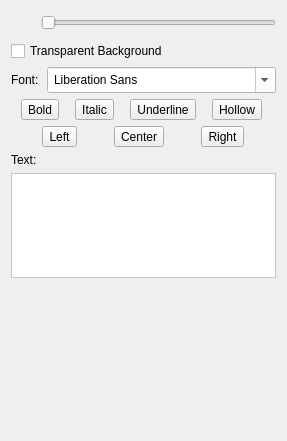
Above: src/jisidebarwidget.ui from mirko796/joviva before the change. Below: the same form after it.
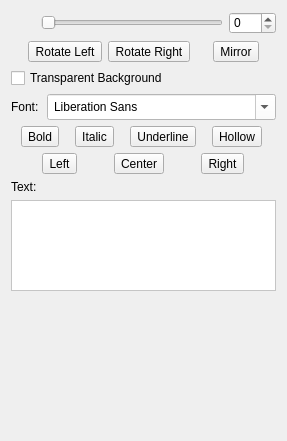
That is the form after the change. Icons and pictures are not drawn.

Commit message: - added mirror and few other things

Patch:
```diff
--- a/src/jisidebarwidget.ui
+++ b/src/jisidebarwidget.ui
@@ -69,12 +69,107 @@
         </sizepolicy>
        </property>
        <property name="maximum">
-        <number>360</number>
+        <number>359</number>
        </property>
        <property name="orientation">
         <enum>Qt::Horizontal</enum>
        </property>
       </widget>
+     </item>
+     <item>
+      <widget class="QSpinBox" name="sb_rotation">
+       <property name="maximum">
+        <number>359</number>
+       </property>
+      </widget>
+     </item>
+    </layout>
+   </item>
+   <item>
+    <layout class="QHBoxLayout" name="horizontalLayout">
+     <property name="topMargin">
+      <number>0</number>
+     </property>
+     <item>
+      <spacer name="horizontalSpacer">
+       <property name="orientation">
+        <enum>Qt::Horizontal</enum>
+       </property>
+       <property name="sizeHint" stdset="0">
+        <size>
+         <width>40</width>
+         <height>20</height>
+        </size>
+       </property>
+      </spacer>
+     </item>
+     <item>
+      <widget class="QToolButton" name="btn_rotateLeft">
+       <property name="text">
+        <string>Rotate Left</string>
+       </property>
+       <property name="icon">
+        <iconset resource="../rsrc/images.qrc">
+         <normaloff>:/rotate-left-icon.png</normaloff>:/rotate-left-icon.png</iconset>
+       </property>
+       <property name="checkable">
+        <bool>true</bool>
+       </property>
+      </widget>
+     </item>
+     <item>
+      <widget class="QToolButton" name="btn_rotateRight">
+       <property name="text">
+        <string>Rotate Right</string>
+       </property>
+       <property name="icon">
+        <iconset resource="../rsrc/images.qrc">
+         <normaloff>:/rotate-right-icon.png</normaloff>:/rotate-right-icon.png</iconset>
+       </property>
+       <property name="checkable">
+        <bool>true</bool>
+       </property>
+      </widget>
+     </item>
+     <item>
+      <spacer name="horizontalSpacer_3">
+       <property name="orientation">
+        <enum>Qt::Horizontal</enum>
+       </property>
+       <property name="sizeHint" stdset="0">
+        <size>
+         <width>40</width>
+         <height>20</height>
+        </size>
+       </property>
+      </spacer>
+     </item>
+     <item>
+      <widget class="QToolButton" name="btn_mirror">
+       <property name="text">
+        <string>Mirror</string>
+       </property>
+       <property name="icon">
+        <iconset resource="../rsrc/images.qrc">
+         <normaloff>:/flip-icon.png</normaloff>:/flip-icon.png</iconset>
+       </property>
+       <property name="checkable">
+        <bool>true</bool>
+       </property>
+      </widget>
+     </item>
+     <item>
+      <spacer name="horizontalSpacer_2">
+       <property name="orientation">
+        <enum>Qt::Horizontal</enum>
+       </property>
+       <property name="sizeHint" stdset="0">
+        <size>
+         <width>40</width>
+         <height>20</height>
+        </size>
+       </property>
+      </spacer>
      </item>
     </layout>
    </item>
```
The commit also changes 10 other files.
